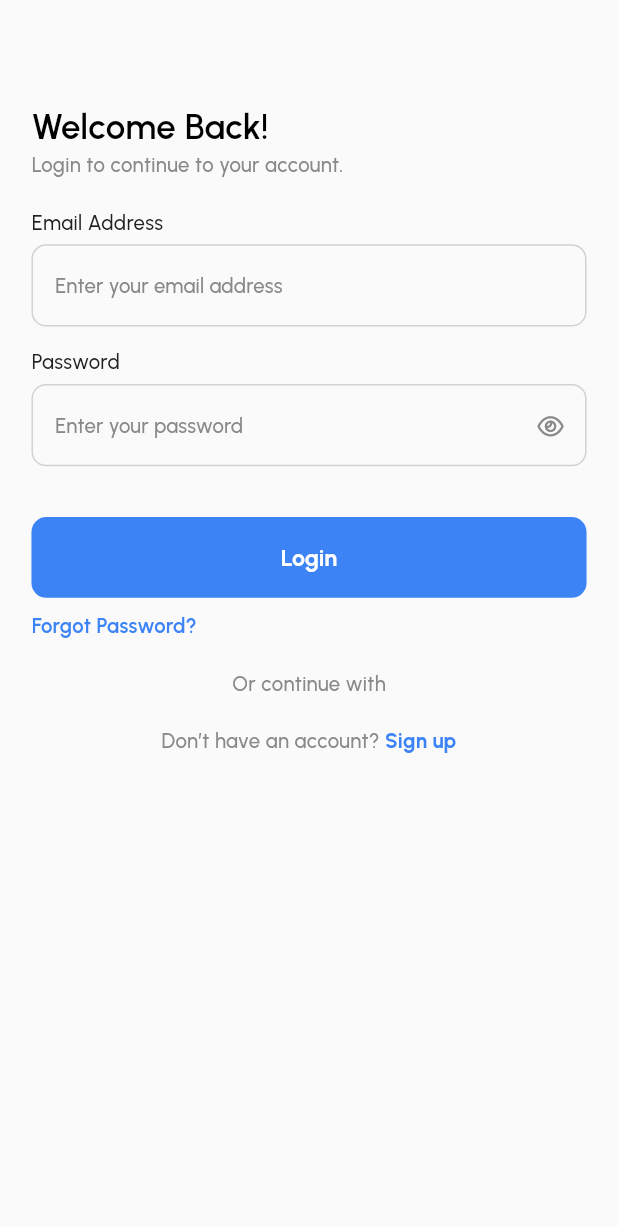
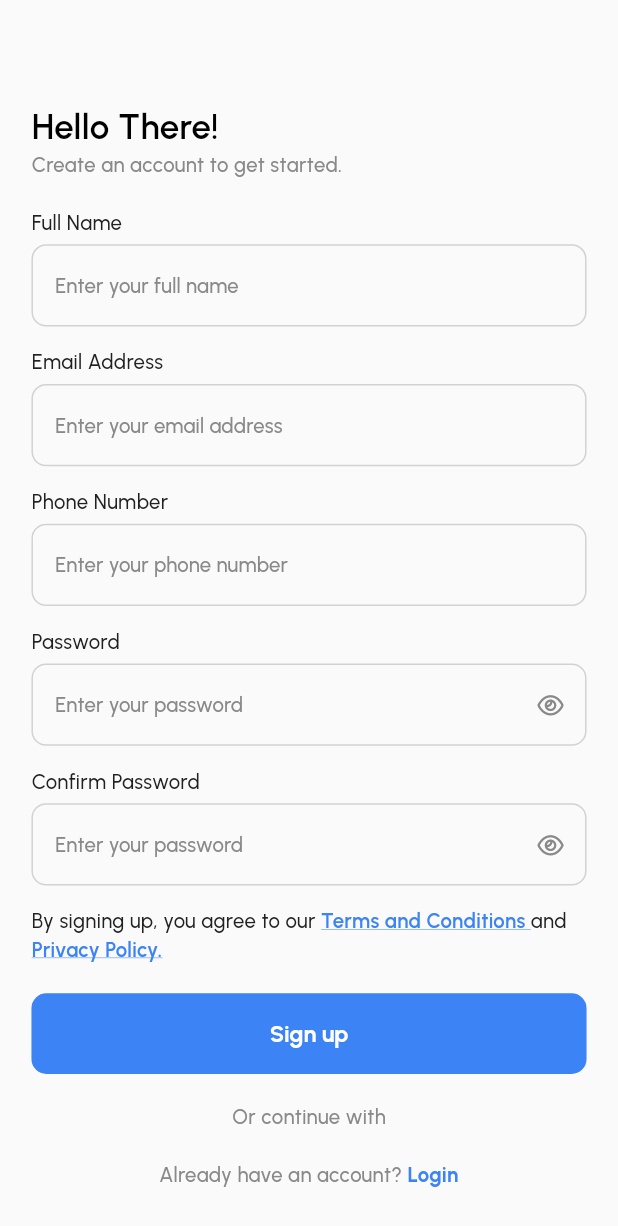
Before and after one commit to Hassaan-Rajwani/Fix-Master, a Flutter app: the screen it shows after launch, after a tap on an icon or button, on a phone screen of 412 x 824 dp. Shown: the top 1226 px of the screen. Run offline on Flutter 3.47's test engine with Material 3 defaults, Android fonts, the phone set to English and light mode, and no system bars; our stand-ins replace flutter_screenutil, font_awesome_flutter, get, google_fonts.

Commit message:
feat: signup

```diff
--- a/lib/pages/auth/login_screen.dart
+++ b/lib/pages/auth/login_screen.dart
@@ -1,9 +1,11 @@
+import 'package:fix_master/pages/auth/signup_screen.dart';
 import 'package:fix_master/utils/color_constant.dart';
 import 'package:fix_master/utils/font_constant.dart';
 import 'package:fix_master/widgets/app_button.dart';
 import 'package:fix_master/widgets/app_input.dart';
 import 'package:flutter/material.dart';
 import 'package:flutter_screenutil/flutter_screenutil.dart';
+import 'package:get/get.dart';
 
 class LoginScreen extends StatefulWidget {
   const LoginScreen({super.key});
@@ -97,7 +99,7 @@ class _LoginScreenState extends State<LoginScreen> {
               Center(
                 child: GestureDetector(
                   onTap: () {
-                    // Get.to(() => SignupScreen());
+                    Get.to(() => SignupScreen());
                   },
                   child: Text.rich(
                     textAlign: TextAlign.center,
--- /dev/null
+++ b/lib/pages/auth/signup_screen.dart
@@ -0,0 +1,193 @@
+import 'package:fix_master/utils/color_constant.dart';
+import 'package:fix_master/utils/font_constant.dart';
+import 'package:fix_master/widgets/app_button.dart';
+import 'package:fix_master/widgets/app_input.dart';
+import 'package:flutter/material.dart';
+import 'package:flutter_screenutil/flutter_screenutil.dart';
+import 'package:get/get.dart';
+
+class SignupScreen extends StatefulWidget {
+  const SignupScreen({super.key});
+
+  @override
+  State<SignupScreen> createState() => _SignupScreenState();
+}
+
+class _SignupScreenState extends State<SignupScreen> {
+  @override
+  Widget build(BuildContext context) {
+    return Scaffold(
+      body: Container(
+        padding: EdgeInsets.only(top: 70.h),
+        margin: EdgeInsets.symmetric(horizontal: 20.w),
+        child: SingleChildScrollView(
+          child: Column(
+            crossAxisAlignment: CrossAxisAlignment.start,
+            children: [
+              Text(
+                'Hello There!',
+                style: appFont(
+                  fontWeight: FontWeight.w600,
+                  fontSize: 24,
+                  color: Colors.black,
+                ),
+              ),
+              Text(
+                'Create an account to get started.',
+                style: appFont(
+                  fontWeight: FontWeight.w500,
+                  color: AppColor.secondaryTextColor,
+                ),
+              ),
+              20.verticalSpace,
+              AppInput(
+                label: 'Full Name',
+                placeHolder: 'Enter your full name',
+                horizontalMargin: 0,
+                // controller: sc.fullnameController.value,
+                // validator: (email) => nameValidator(email!),
+                // inputFormatters: [
+                //   TitleCaseFormatter(),
+                //   FilteringTextInputFormatter.allow(
+                //     RegexClass.allowAlphabetsOnly,
+                //   ),
+                // ],
+              ),
+              AppInput(
+                label: 'Email Address',
+                placeHolder: 'Enter your email address',
+                horizontalMargin: 0,
+                // controller: sc.emailController.value,
+                // validator: (email) => emailValidator(email!),
+                keyboardType: TextInputType.emailAddress,
+              ),
+              AppInput(
+                label: 'Phone Number',
+                placeHolder: 'Enter your phone number',
+                horizontalMargin: 0,
+                // controller: sc.phoneController.value,
+                // validator: (email) => phoneValidator(email!),
+                keyboardType: TextInputType.number,
+              ),
+              // Obx(
+              //   () =>
+              AppInput(
+                label: 'Password',
+                placeHolder: 'Enter your password',
+                horizontalMargin: 0,
+                showPasswordIcon: true,
+                // obscureText: sc.showPassword.value,
+                // onTap: sc.toggleShowPassword,
+                // controller: sc.passwordController.value,
+                // validator: (password) => passwordValidator(password.toString()),
+              ),
+              // ),
+              // Obx(
+              //   () =>
+              AppInput(
+                label: 'Confirm Password',
+                placeHolder: 'Enter your password',
+                horizontalMargin: 0,
+                showPasswordIcon: true,
+                // obscureText: sc.showConfirmPassword.value,
+                // onTap: sc.toggleShowConfirmPassword,
+                // controller: sc.confirmPasswordController.value,
+                // validator: (password) => passwordValidator(
+                //   password.toString(),
+                //   password2: sc.passwordController.value.text,
+                // ),
+                // ),
+              ),
+              Text.rich(
+                TextSpan(
+                  children: [
+                    TextSpan(
+                      text: 'By signing up, you agree to our ',
+                      style: appFont(fontWeight: FontWeight.w500),
+                    ),
+                    TextSpan(
+                      text: 'Terms and Conditions ',
+                      style: appFont(
+                        color: AppColor.primaryColor,
+                        fontWeight: FontWeight.w600,
+                        decoration: TextDecoration.underline,
+                        decorationColor: AppColor.primaryColor,
+                      ),
+                    ),
+                    TextSpan(
+                      text: 'and ',
+                      style: appFont(fontWeight: FontWeight.w500),
+                    ),
+                    TextSpan(
+                      text: 'Privacy Policy.',
+                      style: appFont(
+                        color: AppColor.primaryColor,
+                        fontWeight: FontWeight.w600,
+                        decoration: TextDecoration.underline,
+                        decorationColor: AppColor.primaryColor,
+                      ),
+                    ),
+                  ],
+                ),
+              ),
+              20.verticalSpace,
+              AppButton(
+                text: 'Sign up',
+                horizontalMargin: 0,
+                onPress: () async {
+                  // await sc.onSignup();
+                },
+              ),
+              20.verticalSpace,
+              Center(
+                child: Text(
+                  'Or continue with',
+                  style: appFont(
+                    fontWeight: FontWeight.w500,
+                    color: AppColor.secondaryTextColor,
+                  ),
+                ),
+              ),
+              20.verticalSpace,
+              // Center(
+              //   child: SvgPicture.asset(
+              //     Platform.isAndroid ? googleIcon : appleIcon,
+              //   ),
+              // ),
+              // 20.verticalSpace,
+              Center(
+                child: GestureDetector(
+                  onTap: () {
+                    Get.back();
+                  },
+                  child: Text.rich(
+                    textAlign: TextAlign.center,
+                    TextSpan(
+                      children: [
+                        TextSpan(
+                          text: 'Already have an account? ',
+                          style: appFont(
+                            fontWeight: FontWeight.w500,
+                            color: AppColor.secondaryTextColor,
+                          ),
+                        ),
+                        TextSpan(
+                          text: 'Login',
+                          style: appFont(
+                            color: AppColor.primaryColor,
+                            fontWeight: FontWeight.bold,
+                          ),
+                        ),
+                      ],
+                    ),
+                  ),
+                ),
+              ),
+              20.verticalSpace,
+            ],
+          ),
+        ),
+      ),
+    );
+  }
+}
```
